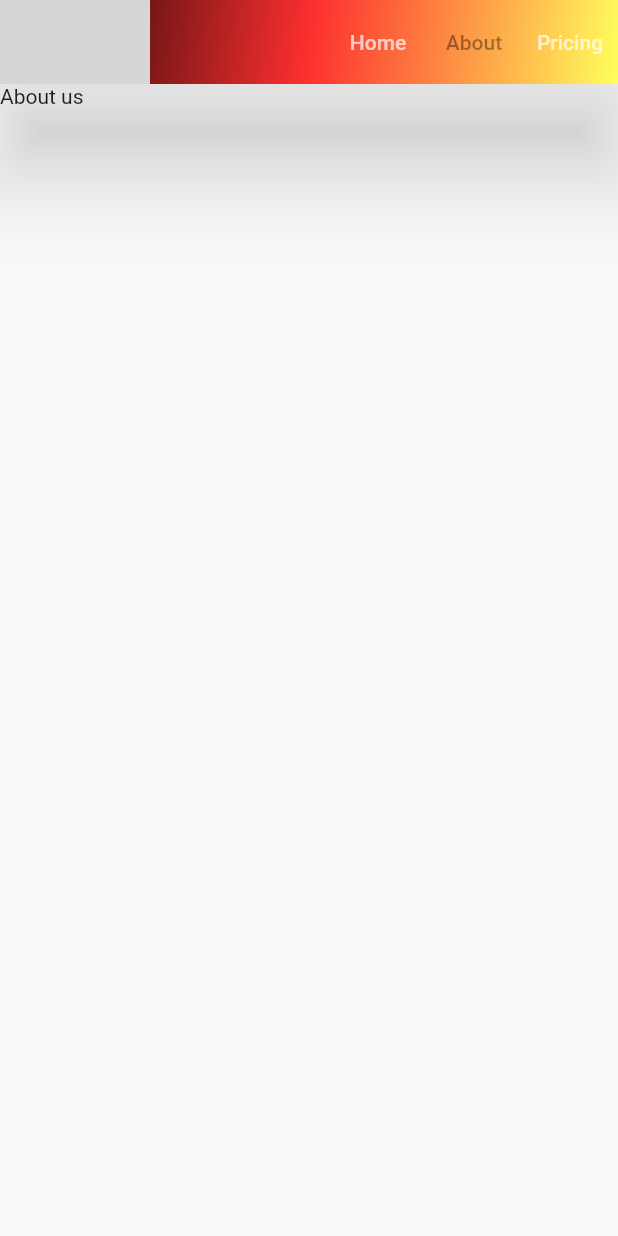
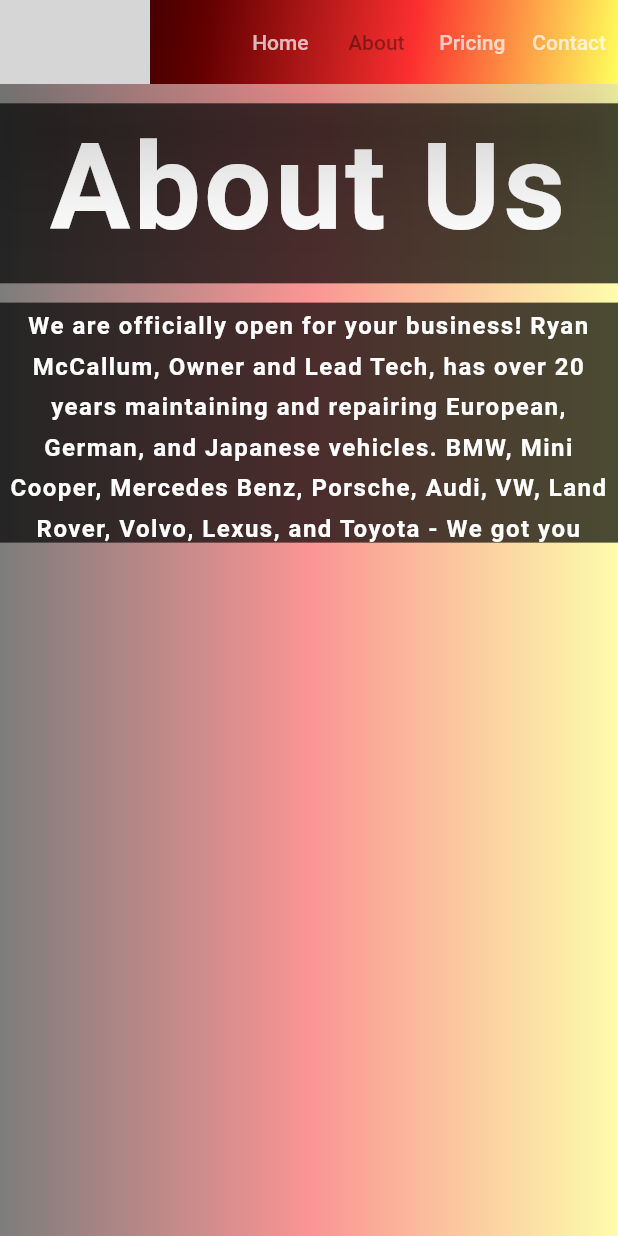
Before and after one commit to Matthew-MT/AxisMotorwerks, a Flutter app: the screen it shows after launch, after a tap on "About", on a phone screen of 412 x 824 dp. Run offline on Flutter 3.47's test engine with Material 2 defaults, Android fonts, the phone set to English and light mode, and no system bars; drawn by our look-alikes of flutter_animate; grey boxes are pictures that could not be loaded.

Commit message:
loading screen, new pages

```diff
--- a/website/lib/main.dart
+++ b/website/lib/main.dart
@@ -1,6 +1,9 @@
 import 'package:flutter/material.dart';
+import 'package:flutter_animate/flutter_animate.dart';
 import './pages/home.dart';
 import './pages/pricing.dart';
+import './pages/about.dart';
+import './pages/contact.dart';
 
 
 
@@ -29,8 +32,9 @@ class _AppState extends State<App> {
   // Add pages here
   final List<PageData> pages = [
     PageData.home(body: const Homepage()),
-    PageData.basic(name: "About", body: const Text("About us")),
+    PageData.basic(name: "About", body: const About()),
     PageData.basic(name: "Pricing", body: const Pricing()),
+    PageData.basic(name: "Contact", body: const Contact()),
   ];
 
   @override
@@ -48,14 +52,21 @@ class _AppState extends State<App> {
                   end: Alignment.bottomRight,
                   colors: <Color>[
                     Color.fromARGB(255, 0, 0, 0),
+                    Color.fromARGB(255, 99, 0, 0),
                     Color.fromARGB(255, 252, 47, 47),
                     Color.fromARGB(255, 255, 255, 92),
                   ],
                 ),
               ),
             ),
-            leading: Image.asset(
-              'images/logo.jpg'),
+            leading: MouseRegion(
+              cursor: SystemMouseCursors.click,
+              child: GestureDetector(
+                onTap: () => Navigator.pushNamed(buildContext, "/"),
+                child: Image.asset(
+                  'images/logo.jpg'),
+              ),
+            ),
             leadingWidth: 100,
             actions: [for (var pageData in pages) TextButton(
 
@@ -71,6 +82,6 @@ class _AppState extends State<App> {
           body: pageData.body,
         );
       }},
-    );
+    ).animate().fadeIn(duration: 400.ms);
   }
 }
--- /dev/null
+++ b/website/lib/pages/about.dart
@@ -0,0 +1,93 @@
+import 'package:flutter/material.dart';
+
+class About extends StatelessWidget {
+  const About ({super.key});
+
+  @override
+  Widget build(BuildContext context) {
+    final
+      width = MediaQuery.of(context).size.width;
+    return Container(
+      decoration: BoxDecoration(
+        gradient: LinearGradient(
+          begin: Alignment.bottomLeft,
+          end: Alignment.bottomRight,
+          colors: <Color>[
+            const Color.fromARGB(255, 0, 0, 0).withOpacity(0.5),
+            const Color.fromARGB(255, 252, 47, 47).withOpacity(0.5),
+            const Color.fromARGB(255, 255, 255, 92).withOpacity(0.5),
+          ],
+        ),
+      ),
+      child: ListView(
+        scrollDirection: Axis.vertical,
+        children: <Widget>[
+          Container(
+            margin: EdgeInsets.only(
+              top: width / 32,
+            ),
+            height: 120,
+            width: MediaQuery.of(context).size.width,
+            color: Colors.black.withOpacity(0.7),
+            child: const Text(
+              "About Us",
+              textAlign: TextAlign.center,
+
+              style: TextStyle(
+                fontWeight: FontWeight.bold,
+                fontSize: 80,
+                height: 1.33,
+                color: Colors.white,
+                letterSpacing: 2,
+              ),
+            ),
+          ),
+          Container(
+            margin: EdgeInsets.only(
+              top: width / 32,
+            ),
+            height: 160,
+            width: MediaQuery.of(context).size.width,
+            color: Colors.black.withOpacity(0.7),
+            child: const Text(
+              "We are officially open for your business! Ryan McCallum, Owner and Lead Tech, has over 20 years maintaining and repairing European, German, and Japanese vehicles. BMW, Mini Cooper, Mercedes Benz, Porsche, Audi, VW, Land Rover, Volvo, Lexus, and Toyota - We got you covered with competitive rates and friendly, professional service.  Come by and check us out at 1st & North Ave in Grand Junction, CO.",
+              textAlign: TextAlign.center,
+
+              style: TextStyle(
+                fontWeight: FontWeight.bold,
+                fontSize: 16,
+                height: 1.66,
+                color: Colors.white,
+                letterSpacing: 1,
+              ),
+            ),
+          ),
+        ],
+      ),
+    );
+  }
+}
+
+
+/**
+ padding: EdgeInsets.all(width / 16),
+            decoration: BoxDecoration(
+              gradient: LinearGradient(
+                      begin: Alignment.bottomLeft,
+                      end: Alignment.bottomRight,
+                      colors: <Color>[
+                        const Color.fromARGB(255, 0, 0, 0).withOpacity(0.5),
+                        const Color.fromARGB(255, 252, 47, 47).withOpacity(0.5),
+                        const Color.fromARGB(255, 255, 255, 92).withOpacity(0.5),
+                      ],
+                    ),
+            boxShadow: [
+              BoxShadow(
+                color: const Color.fromARGB(255, 0, 0, 0).withOpacity(0.5),
+                spreadRadius: 20,
+                blurRadius: 7,
+                offset: const Offset(0, 3), // changes position of shadow
+              ),
+            ],
+          ),
+ */
--- a/website/pubspec.yaml
+++ b/website/pubspec.yaml
@@ -38,6 +38,7 @@ dependencies:
   responsive_builder: ^0.1.2
   table_calendar: ^3.0.2
   booking_calendar: ^1.1.9
+  flutter_animate: ^4.1.1+1
 
 dev_dependencies:
   flutter_test:
```
Also changed, not shown: website/lib/pages/contact.dart (added, +86 -0 lines), website/lib/pages/pricing.dart (+47 -18 lines), 2 other files.
